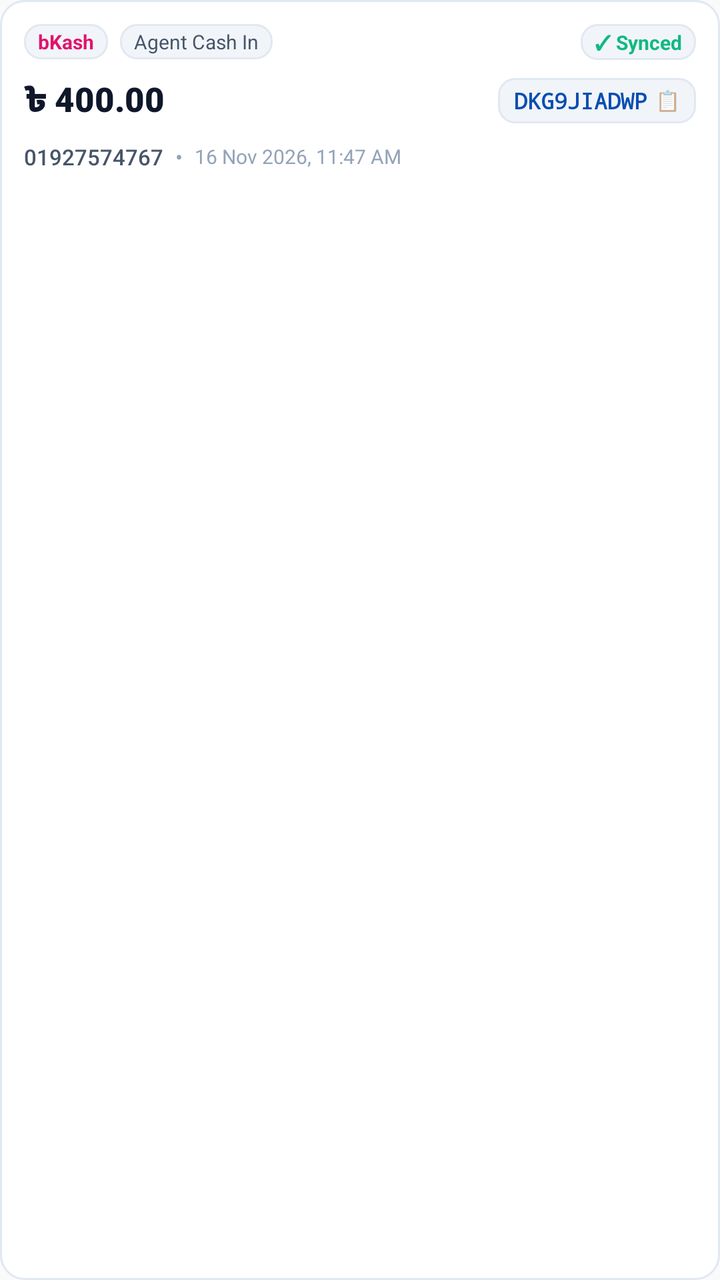
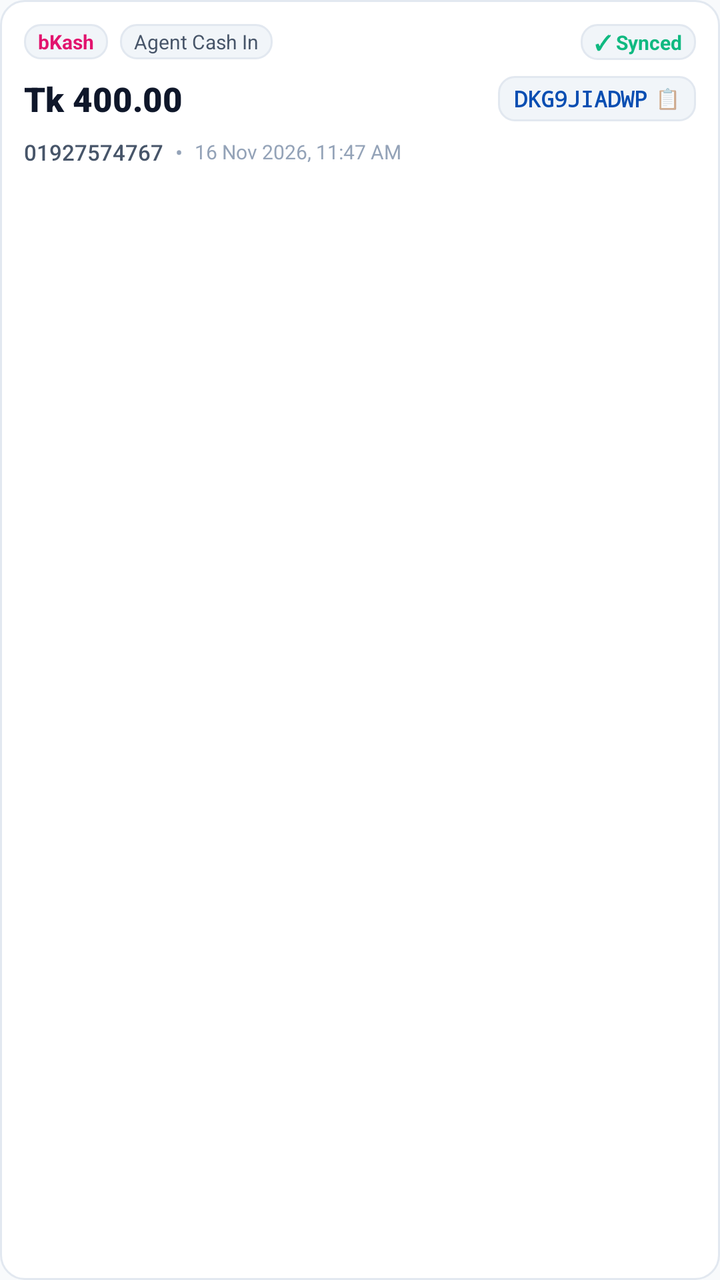

Two renders of the same Android screen: before a commit and after it. Below are the layout's source before the change and the commit's diff.
<!-- AndroidManifest.xml: application theme Theme.MTrackGateway -->
<!-- res/layout/item_statement_card.xml -->
<?xml version="1.0" encoding="utf-8"?>
<LinearLayout xmlns:android="http://schemas.android.com/apk/res/android"
    xmlns:app="http://schemas.android.com/apk/res-auto"
    android:layout_width="match_parent"
    android:layout_height="wrap_content"
    android:layout_marginBottom="8dp"
    android:background="@drawable/bg_card_flat"
    android:orientation="vertical"
    android:padding="12dp">

    
    <LinearLayout
        android:layout_width="match_parent"
        android:layout_height="wrap_content"
        android:gravity="center_vertical"
        android:orientation="horizontal">

        
        <TextView
            android:id="@+id/tvCardPlatform"
            android:layout_width="wrap_content"
            android:layout_height="wrap_content"
            android:background="@drawable/bg_chip_flat"
            android:paddingHorizontal="7dp"
            android:paddingVertical="2dp"
            android:text="bKash"
            android:textColor="@color/operator_bkash"
            android:textSize="10sp"
            android:textStyle="bold" />

        
        <TextView
            android:id="@+id/tvCardType"
            android:layout_width="wrap_content"
            android:layout_height="wrap_content"
            android:layout_marginStart="6dp"
            android:background="@drawable/bg_chip_flat"
            android:paddingHorizontal="7dp"
            android:paddingVertical="2dp"
            android:text="Agent Cash In"
            android:textColor="@color/text_secondary"
            android:textSize="10sp" />

        <View
            android:layout_width="0dp"
            android:layout_height="0dp"
            android:layout_weight="1" />

        
        <TextView
            android:id="@+id/tvCardStatus"
            android:layout_width="wrap_content"
            android:layout_height="wrap_content"
            android:background="@drawable/bg_chip_flat"
            android:paddingHorizontal="7dp"
            android:paddingVertical="2dp"
            android:text="✓ Synced"
            android:textColor="@color/status_online"
            android:textSize="10sp"
            android:textStyle="bold" />
    </LinearLayout>

    
    <LinearLayout
        android:layout_width="match_parent"
        android:layout_height="wrap_content"
        android:layout_marginTop="8dp"
        android:gravity="center_vertical"
        android:orientation="horizontal">

        <TextView
            android:id="@+id/tvCardAmount"
            android:layout_width="0dp"
            android:layout_height="wrap_content"
            android:layout_weight="1"
            android:fontFamily="sans-serif-black"
            android:text="৳ 400.00"
            android:textColor="@color/text_primary"
            android:textSize="17sp" />

        
        <LinearLayout
            android:id="@+id/btnCopyTrx"
            android:layout_width="wrap_content"
            android:layout_height="wrap_content"
            android:background="@drawable/bg_chip_flat"
            android:clickable="true"
            android:focusable="true"
            android:gravity="center_vertical"
            android:paddingHorizontal="8dp"
            android:paddingVertical="4dp">

            <TextView
                android:id="@+id/tvCardTrxId"
                android:layout_width="wrap_content"
                android:layout_height="wrap_content"
                android:fontFamily="monospace"
                android:text="DKG9JIADWP"
                android:textColor="@color/brand_primary"
                android:textSize="11sp"
                android:textStyle="bold" />

            <TextView
                android:layout_width="wrap_content"
                android:layout_height="wrap_content"
                android:layout_marginStart="4dp"
                android:text="📋"
                android:textSize="10sp" />
        </LinearLayout>
    </LinearLayout>

    
    <LinearLayout
        android:layout_width="match_parent"
        android:layout_height="wrap_content"
        android:layout_marginTop="8dp"
        android:gravity="center_vertical"
        android:orientation="horizontal">

        <TextView
            android:id="@+id/tvCardSender"
            android:layout_width="wrap_content"
            android:layout_height="wrap_content"
            android:fontFamily="sans-serif-medium"
            android:text="01927574767"
            android:textColor="@color/text_secondary"
            android:textSize="11sp" />

        <TextView
            android:layout_width="wrap_content"
            android:layout_height="wrap_content"
            android:layout_marginHorizontal="6dp"
            android:text="•"
            android:textColor="@color/text_muted"
            android:textSize="11sp" />

        <TextView
            android:id="@+id/tvCardDate"
            android:layout_width="0dp"
            android:layout_height="wrap_content"
            android:layout_weight="1"
            android:text="16 Nov 2026, 11:47 AM"
            android:textColor="@color/text_muted"
            android:textSize="10sp" />

        
        <TextView
            android:id="@+id/btnCardRetry"
            android:layout_width="wrap_content"
            android:layout_height="wrap_content"
            android:background="@drawable/bg_chip_flat"
            android:clickable="true"
            android:focusable="true"
            android:paddingHorizontal="10dp"
            android:paddingVertical="3dp"
            android:text="Retry Sync"
            android:textColor="@color/brand_primary"
            android:textSize="11sp"
            android:textStyle="bold"
            android:visibility="gone" />
    </LinearLayout>
</LinearLayout>
<!-- resources referenced by this layout -->
<resources>
  <color name="brand_primary">#094eb2</color>
  <color name="operator_bkash">#E2136E</color>
  <color name="status_online">#10B981</color>
  <color name="text_muted">#94A3B8</color>
  <color name="text_primary">#0F172A</color>
  <color name="text_secondary">#475569</color>
  <!-- drawable bg_card_flat (drawable) -->
  <?xml version="1.0" encoding="utf-8"?>
  <shape xmlns:android="http://schemas.android.com/apk/res/android"
      android:shape="rectangle">
      <solid android:color="@color/white" />
      <stroke
          android:width="1dp"
          android:color="@color/bg_card_border" />
      <corners android:radius="12dp" />
  </shape>
  <!-- drawable bg_chip_flat (drawable) -->
  <?xml version="1.0" encoding="utf-8"?>
  <shape xmlns:android="http://schemas.android.com/apk/res/android"
      android:shape="rectangle">
      <solid android:color="@color/bg_card_subtle" />
      <stroke
          android:width="1dp"
          android:color="@color/bg_card_border" />
      <corners android:radius="8dp" />
  </shape>
  <style name="Theme.MTrackGateway" parent="Theme.MaterialComponents.Light.NoActionBar">
          
          <item name="colorPrimary">@color/brand_primary</item>
          <item name="colorPrimaryVariant">@color/brand_primary_dark</item>
          <item name="colorOnPrimary">@color/white</item>
          
          <item name="colorSecondary">@color/brand_primary</item>
          <item name="colorSecondaryVariant">@color/brand_primary_dark</item>
          <item name="colorOnSecondary">@color/white</item>
          
          <item name="android:windowBackground">@color/bg_app</item>
          <item name="android:statusBarColor">@color/white</item>
          <item name="android:windowLightStatusBar">true</item>
          <item name="android:navigationBarColor">@color/white</item>
          <item name="android:windowLightNavigationBar" tools:targetApi="27">true</item>
      </style>
  <color name="white">#FFFFFF</color>
  <color name="bg_card_border">#E2E8F0</color>
  <color name="bg_card_subtle">#F1F5F9</color>
  <color name="brand_primary_dark">#073c8a</color>
  <color name="bg_app">#F8FAFC</color>
</resources>

<!-- the commit's change to res/layout/item_statement_card.xml (unified diff, before → after) -->
@@ -74,7 +74,7 @@
             android:layout_height="wrap_content"
             android:layout_weight="1"
             android:fontFamily="sans-serif-black"
-            android:text="৳ 400.00"
+            android:text="Tk 400.00"
             android:textColor="@color/text_primary"
             android:textSize="17sp" />
 
